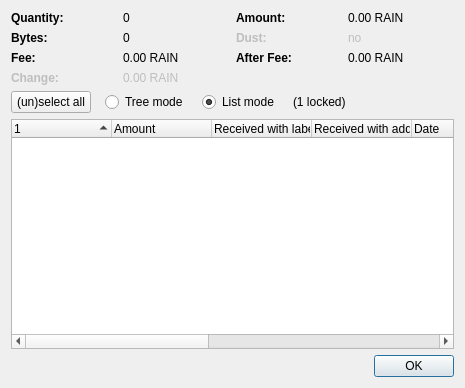
First picture: the form in src/qt/forms/coincontroldialog.ui, repository BlockMechanic/rain, before the edit.
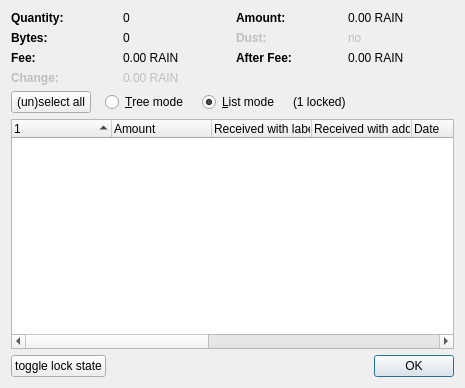
Second picture: the form after the edit. Custom widgets are drawn as their Qt base class.

Patch:
```diff
--- a/src/qt/forms/coincontroldialog.ui
+++ b/src/qt/forms/coincontroldialog.ui
@@ -265,7 +265,7 @@
           </sizepolicy>
          </property>
          <property name="text">
-          <string>Tree mode</string>
+          <string>&amp;Tree mode</string>
          </property>
         </widget>
        </item>
@@ -278,7 +278,7 @@
           </sizepolicy>
          </property>
          <property name="text">
-          <string>List mode</string>
+          <string>&amp;List mode</string>
          </property>
          <property name="checked">
           <bool>true</bool>
@@ -381,6 +381,13 @@
      </item>
      <item>
       <layout class="QHBoxLayout" name="horizontalLayout_2">
+       <item>
+        <widget class="QPushButton" name="pushButtonToggleLock">
+         <property name="text">
+          <string>toggle lock state</string>
+         </property>
+        </widget>
+       </item>
        <item>
         <spacer name="horizontalSpacer_2">
          <property name="orientation">
```
